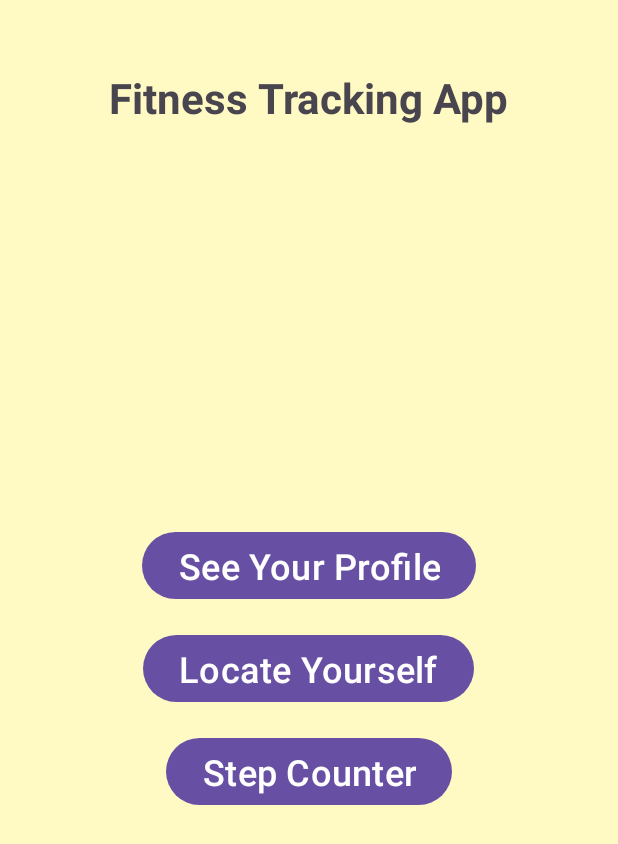
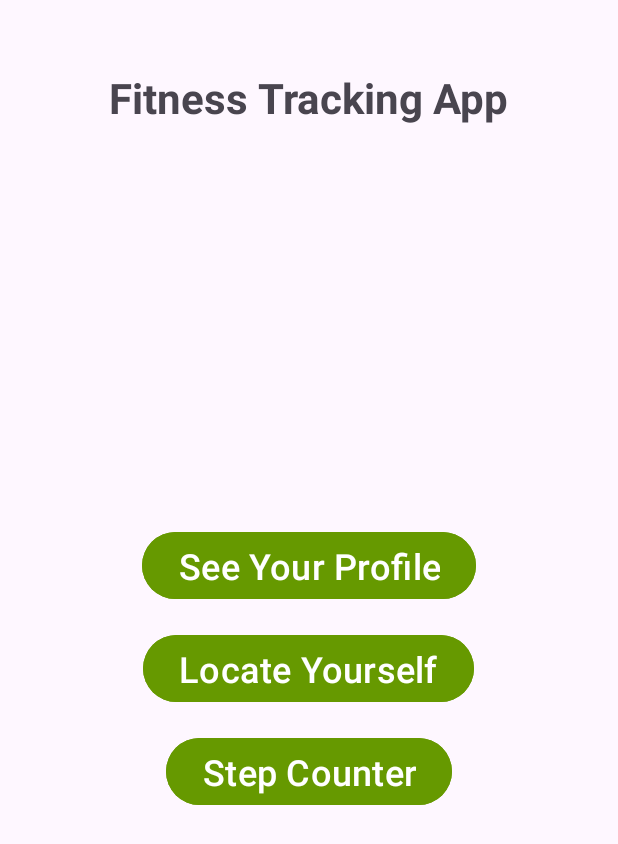
Before and after one commit to xlcMitchell/_AS2, an Android app: the MainActivity screen opened directly, with no data from a screen before it, on a phone screen of 412 x 824 dp. Shown: the top 844 px of the screen. Run offline under Robolectric (Android 15) with nearby library versions, the phone set to English and light mode, and no system bars; our stand-ins replace Room's generated code.

Commit message:
Design updated

```diff
--- a/app/src/main/java/com/example/bit603_mitchell_travis_5080526_as2/UserProfile.java
+++ b/app/src/main/java/com/example/bit603_mitchell_travis_5080526_as2/UserProfile.java
@@ -83,6 +83,7 @@ public class UserProfile extends AppCompatActivity {
             @Override
             public void onClick(View v) {
                 updateRecord();
+                finish();
             }
         });
 
@@ -97,6 +98,7 @@ public class UserProfile extends AppCompatActivity {
             @Override
             public void onClick(View v) {
                 deleteRecord();
+                finish();
             }
         });
 
--- a/app/src/main/res/layout/activity_main.xml
+++ b/app/src/main/res/layout/activity_main.xml
@@ -5,7 +5,6 @@
     android:layout_width="match_parent"
     android:layout_height="match_parent"
     android:orientation="vertical"
-    android:background="#FFF9C4"
     android:gravity="center"
     android:padding="16dp"
     tools:context=".MainActivity">
@@ -23,7 +22,6 @@
         android:layout_width="match_parent"
         android:layout_height="match_parent"
         android:orientation="vertical"
-        android:background="#FFF9C4"
         android:gravity="center">
 
         <Button
@@ -32,11 +30,15 @@
             android:layout_height="wrap_content"
             android:text="See Your Profile"
             android:textSize="24sp"
+            android:backgroundTint="@android:color/holo_green_dark"
+            android:textColor="@android:color/white"
             android:layout_marginBottom="16dp"/>
 
         <Button
             android:id="@+id/btnLocate"
             android:textSize="24sp"
+            android:backgroundTint="@android:color/holo_green_dark"
+            android:textColor="@android:color/white"
             android:layout_width="wrap_content"
             android:layout_height="wrap_content"
             android:text="Locate Yourself"
@@ -45,6 +47,8 @@
         <Button
             android:id="@+id/btnStepCounter"
             android:textSize="24sp"
+            android:backgroundTint="@android:color/holo_green_dark"
+            android:textColor="@android:color/white"
             android:layout_width="wrap_content"
             android:layout_height="wrap_content"
             android:text="Step Counter"/>
--- a/app/src/main/res/layout/activity_register_user.xml
+++ b/app/src/main/res/layout/activity_register_user.xml
@@ -16,8 +16,9 @@
             android:id="@+id/profileTitle"
             android:layout_width="wrap_content"
             android:layout_height="wrap_content"
+            android:layout_marginTop="40dp"
             android:text="Register Your Profile"
-            android:textSize="22sp"
+            android:textSize="26sp"
             android:textStyle="bold"
             android:paddingBottom="16dp"
             android:textColor="@android:color/black" />
@@ -102,7 +103,7 @@
             android:layout_width="match_parent"
             android:layout_height="wrap_content"
             android:text="Save Profile"
-            android:layout_marginTop="24dp"
+            android:layout_marginTop="28dp"
             android:backgroundTint="@android:color/holo_green_dark"
             android:textColor="@android:color/white" />
 
--- a/app/src/main/res/values/strings.xml
+++ b/app/src/main/res/values/strings.xml
@@ -55,5 +55,5 @@
     <string name="back">Back</string>
     <string name="delete">Delete</string>
     <string name="save">Save</string>
-    <string name="past_7_days">Past 7 days</string>
+    <string name="past_7_days">Past 7 days Total Steps</string>
 </resources>
```
Also changed, not shown: app/src/main/res/layout/activity_step_counter.xml (+12 -9 lines), app/src/main/res/layout/activity_user_profile.xml (+16 -4 lines).
